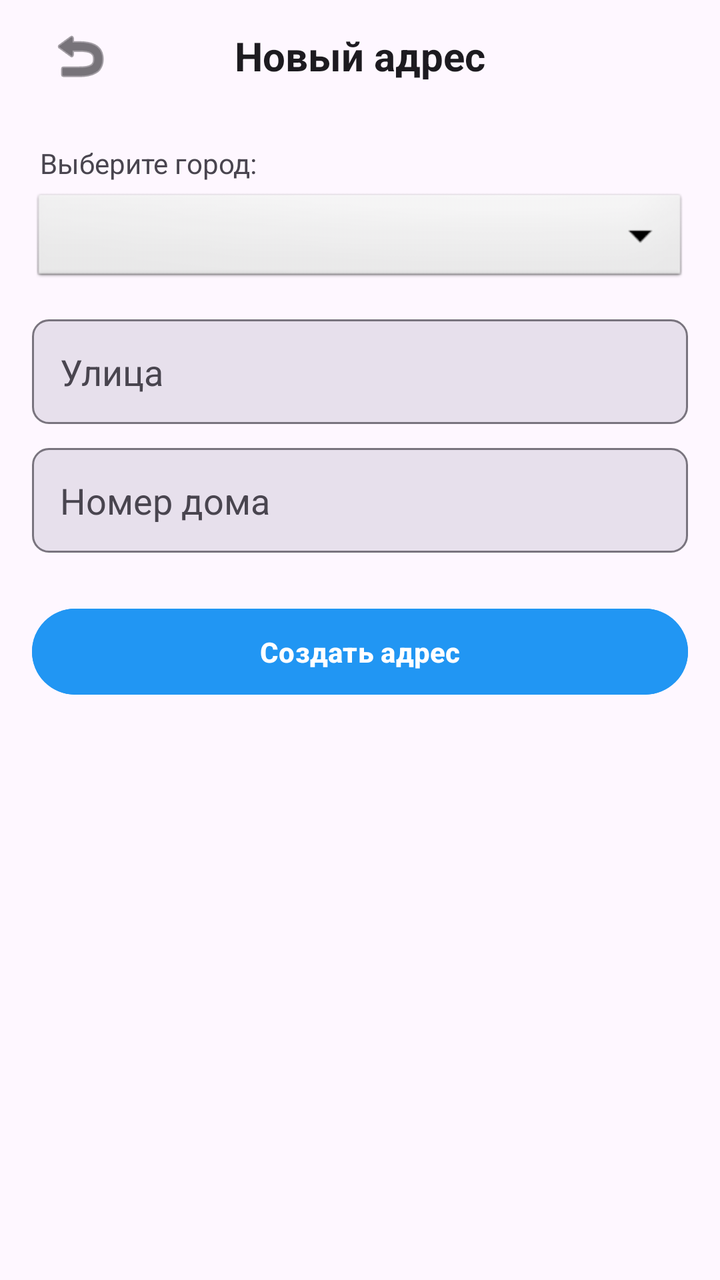
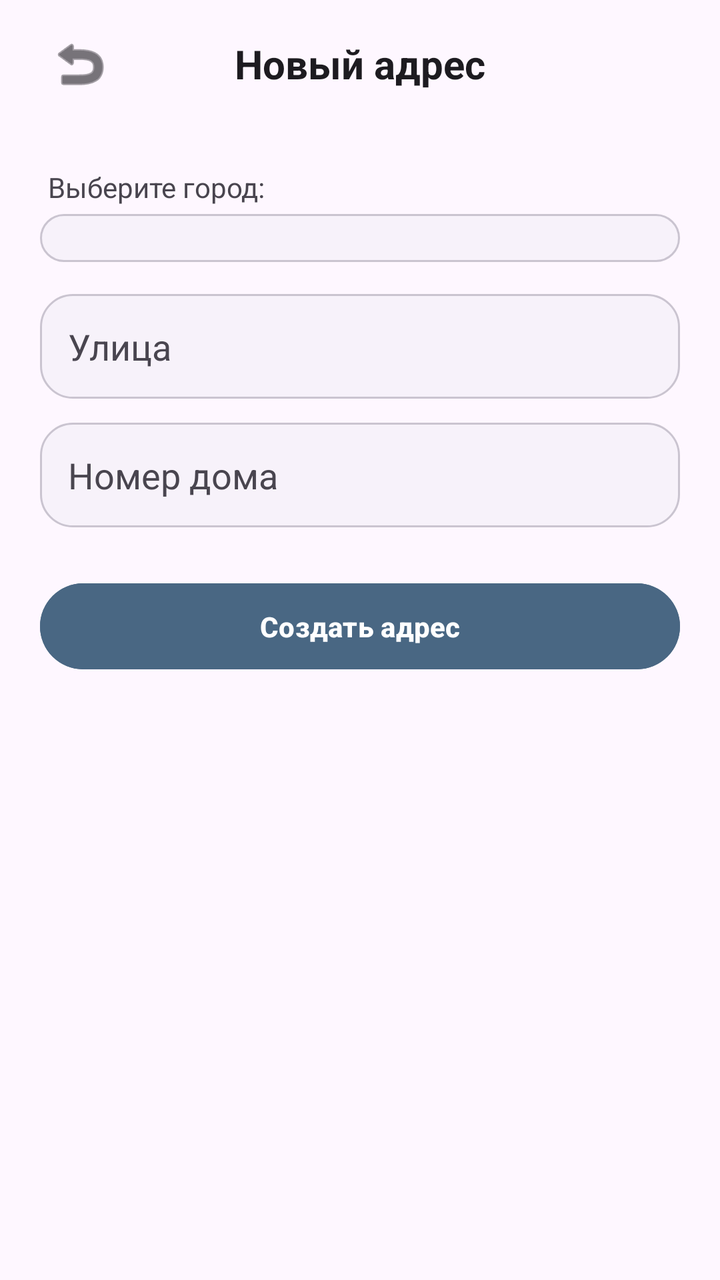

Two renders of the same Android screen: before a commit and after it. Below are the layout's source before the change and the commit's diff.
<!-- AndroidManifest.xml: application theme Theme.BaseHome -->
<!-- res/layout/activity_add_address.xml -->
<?xml version="1.0" encoding="utf-8"?>
<LinearLayout xmlns:android="http://schemas.android.com/apk/res/android"
    xmlns:app="http://schemas.android.com/apk/res-auto"
    android:layout_width="match_parent"
    android:layout_height="match_parent"
    android:orientation="vertical"
    android:background="?android:attr/windowBackground"
    android:fitsSystemWindows="true">

    <RelativeLayout
        android:layout_width="match_parent"
        android:layout_height="56dp"
        android:paddingHorizontal="16dp">

        <ImageButton
            android:id="@+id/btnBackAddAddress"
            android:layout_width="48dp"
            android:layout_height="48dp"
            android:layout_centerVertical="true"
            android:background="?android:attr/selectableItemBackgroundBorderless"
            android:src="@android:drawable/ic_menu_revert"
            app:tint="?android:attr/textColorPrimary" />

        <TextView
            android:layout_width="wrap_content"
            android:layout_height="wrap_content"
            android:layout_centerInParent="true"
            android:text="Новый адрес"
            android:textSize="20sp"
            android:textStyle="bold"
            android:textColor="?android:attr/textColorPrimary" />
    </RelativeLayout>

    <LinearLayout
        android:layout_width="match_parent"
        android:layout_height="wrap_content"
        android:orientation="vertical"
        android:padding="16dp">

        <TextView
            android:layout_width="match_parent"
            android:layout_height="wrap_content"
            android:text="Выберите город:"
            android:textSize="14sp"
            android:textColor="?android:attr/textColorSecondary"
            android:layout_marginBottom="4dp"
            android:layout_marginStart="4dp"/>

        <Spinner
            android:id="@+id/spinnerCity"
            android:layout_width="match_parent"
            android:layout_height="wrap_content"
            android:layout_marginBottom="16dp"
            android:padding="12dp"
            android:background="@android:drawable/btn_dropdown"
            android:spinnerMode="dropdown" />

        <EditText
            android:id="@+id/etStreet"
            android:layout_width="match_parent"
            android:layout_height="wrap_content"
            android:hint="Улица"
            android:padding="14dp"
            android:layout_marginBottom="12dp"
            android:textColor="?android:attr/textColorPrimary"
            android:textColorHint="?android:attr/textColorSecondary"
            android:background="@drawable/bg_input_field"
            android:inputType="textCapSentences" />

        <EditText
            android:id="@+id/etHouse"
            android:layout_width="match_parent"
            android:layout_height="wrap_content"
            android:hint="Номер дома"
            android:padding="14dp"
            android:layout_marginBottom="24dp"
            android:textColor="?android:attr/textColorPrimary"
            android:textColorHint="?android:attr/textColorSecondary"
            android:background="@drawable/bg_input_field"
            android:inputType="textCapSentences" />

        <Button
            android:id="@+id/btnSave"
            android:layout_width="match_parent"
            android:layout_height="wrap_content"
            android:text="Создать адрес"
            android:backgroundTint="#2196F3"
            android:textColor="@android:color/white"
            android:padding="12dp"
            android:textStyle="bold" />
    </LinearLayout>

</LinearLayout>
<!-- resources referenced by this layout -->
<resources>
  <!-- drawable bg_input_field (drawable) -->
  <?xml version="1.0" encoding="utf-8"?>
  <shape xmlns:android="http://schemas.android.com/apk/res/android">
      <solid android:color="?attr/colorSurfaceVariant" />
      <corners android:radius="8dp" />
      <stroke
          android:width="1dp"
          android:color="?attr/colorOutline" />
  </shape>
  <style name="Theme.BaseHome" parent="Base.Theme.BaseHome" />
  <style name="Base.Theme.BaseHome" parent="Theme.Material3.DayNight.NoActionBar">
          
          
      </style>
</resources>

<!-- the commit's change to res/layout/activity_add_address.xml (unified diff, before → after) -->
@@ -9,7 +9,7 @@
 
     <RelativeLayout
         android:layout_width="match_parent"
-        android:layout_height="56dp"
+        android:layout_height="64dp"
         android:paddingHorizontal="16dp">
 
         <ImageButton
@@ -35,7 +35,7 @@
         android:layout_width="match_parent"
         android:layout_height="wrap_content"
         android:orientation="vertical"
-        android:padding="16dp">
+        android:padding="20dp">
 
         <TextView
             android:layout_width="match_parent"
@@ -52,10 +52,10 @@
             android:layout_height="wrap_content"
             android:layout_marginBottom="16dp"
             android:padding="12dp"
-            android:background="@android:drawable/btn_dropdown"
+            android:background="@drawable/bg_input_field"
             android:spinnerMode="dropdown" />
 
-        <EditText
+        <AutoCompleteTextView
             android:id="@+id/etStreet"
             android:layout_width="match_parent"
             android:layout_height="wrap_content"
@@ -84,7 +84,7 @@
             android:layout_width="match_parent"
             android:layout_height="wrap_content"
             android:text="Создать адрес"
-            android:backgroundTint="#2196F3"
+            android:backgroundTint="?attr/colorPrimary"
             android:textColor="@android:color/white"
             android:padding="12dp"
             android:textStyle="bold" />
<!-- resource entries referenced after the edit -->
@@ -3,16 +3,28 @@
   <!-- drawable bg_input_field (drawable) -->
   <?xml version="1.0" encoding="utf-8"?>
   <shape xmlns:android="http://schemas.android.com/apk/res/android">
-      <solid android:color="?attr/colorSurfaceVariant" />
-      <corners android:radius="8dp" />
+      <solid android:color="?attr/colorSurfaceContainerLow" />
+      <corners android:radius="16dp" />
       <stroke
           android:width="1dp"
-          android:color="?attr/colorOutline" />
+          android:color="?attr/colorOutlineVariant" />
   </shape>
   <style name="Theme.BaseHome" parent="Base.Theme.BaseHome" />
   <style name="Base.Theme.BaseHome" parent="Theme.Material3.DayNight.NoActionBar">
-          
-          
+          <item name="colorPrimary">@color/brand_primary</item>
+          <item name="colorSecondary">@color/brand_accent</item>
+          <item name="colorSurface">?android:attr/colorBackground</item>
+          <item name="colorOutline">?android:attr/textColorHint</item>
+          <item name="shapeAppearanceSmallComponent">@style/ShapeAppearance.BaseHome.Small</item>
+          <item name="shapeAppearanceMediumComponent">@style/ShapeAppearance.BaseHome.Medium</item>
+      </style>
+  <color name="brand_primary">#496783</color>
+  <color name="brand_accent">#6A7F6A</color>
+  <style name="ShapeAppearance.BaseHome.Small" parent="ShapeAppearance.Material3.Corner.Small">
+          <item name="cornerSize">12dp</item>
+      </style>
+  <style name="ShapeAppearance.BaseHome.Medium" parent="ShapeAppearance.Material3.Corner.Medium">
+          <item name="cornerSize">20dp</item>
       </style>
 </resources>
 
